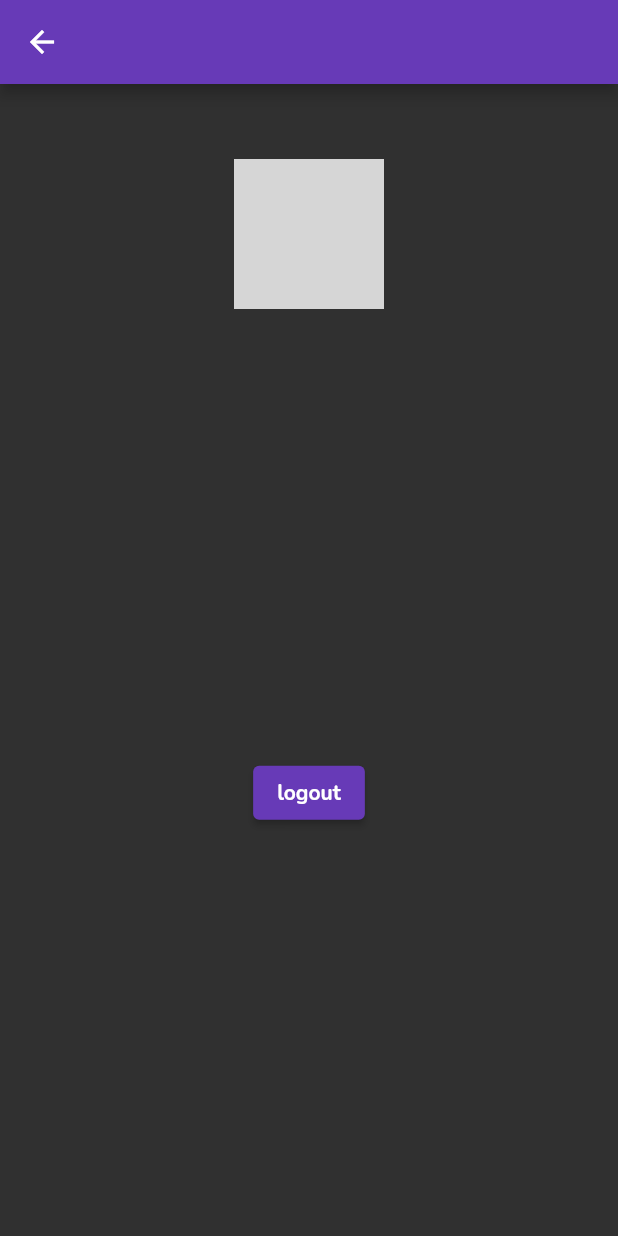
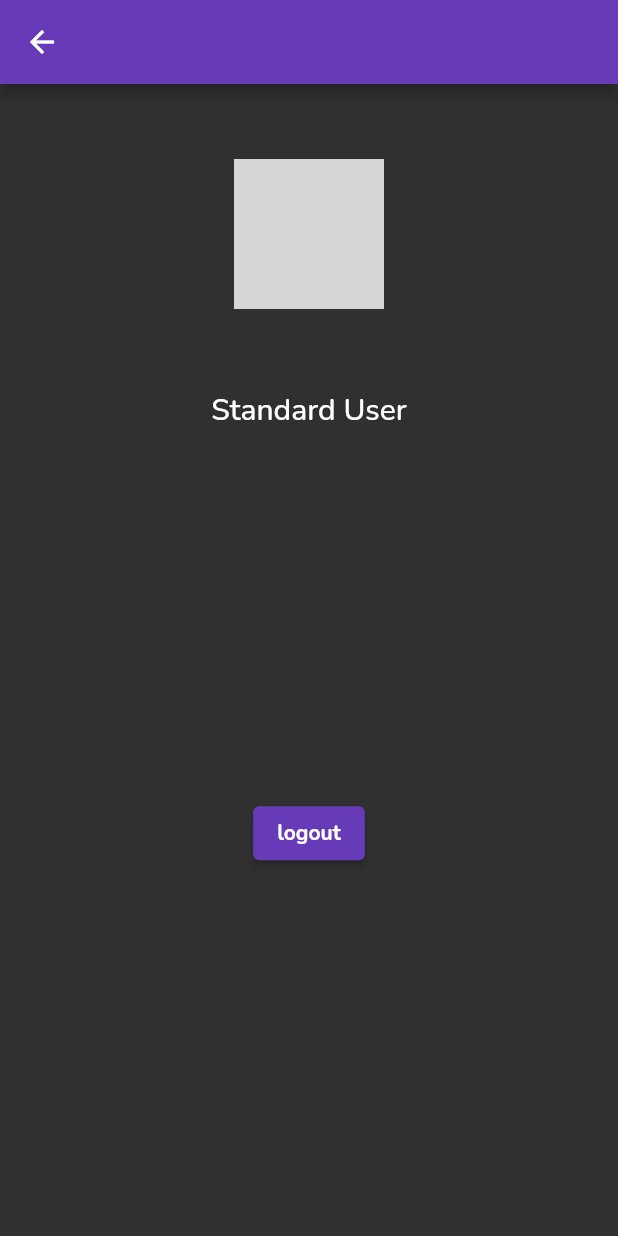
Before and after one commit to jamesearls/final-year-project, a Flutter app: the ProfileScreen screen opened by its route, on a phone screen of 412 x 824 dp. Run offline on Flutter 3.47's test engine with Material 2 defaults, Android fonts, the phone set to English and light mode, and no system bars; our stand-ins replace cloud_firestore, firebase_auth, firebase_core, font_awesome_flutter, google_fonts, google_maps_flutter and 3 more; missing offline and left inert: geofence_service, nfc_manager; accounts and stored records are empty; network calls fail; grey boxes are pictures that could not be loaded.

Commit message:
User stream additions

```diff
--- a/location_tracker/lib/app.dart
+++ b/location_tracker/lib/app.dart
@@ -29,6 +29,9 @@ class App extends StatelessWidget {
         StreamProvider<List<UserInRoom>?>(
             initialData: null,
             create: (_) => FirestoreService().streamUsersInRooms()),
+        StreamProvider<User?>(
+            initialData: User(),
+            create: (_) => FirestoreService().streamUser()),
       ],
       child: MaterialApp(
         routes: appRoutes,
--- a/location_tracker/lib/models/models.dart
+++ b/location_tracker/lib/models/models.dart
@@ -50,11 +50,18 @@ class Room {
 
 @JsonSerializable()
 class User {
+  final String displayName;
   final String email;
   final bool isAdmin;
-  final String name;
+  final String photoUrl;
+  final String uid;
 
-  User({this.email = '', this.isAdmin = false, this.name = ''});
+  User(
+      {this.photoUrl = '',
+      this.uid = '',
+      this.email = '',
+      this.isAdmin = false,
+      this.displayName = ''});
   factory User.fromJson(Map<String, dynamic> json) => _$UserFromJson(json);
   Map<String, dynamic> toJson() => _$UserToJson(this);
 }
--- a/location_tracker/lib/screens/profile_screen/profile_screen.dart
+++ b/location_tracker/lib/screens/profile_screen/profile_screen.dart
@@ -1,6 +1,8 @@
 import 'package:flutter/material.dart';
+import 'package:location_tracker/models/models.dart';
 import 'package:location_tracker/services/auth.dart';
 import 'package:location_tracker/shared/loading.dart';
+import 'package:provider/provider.dart';
 
 class ProfileScreen extends StatelessWidget {
   const ProfileScreen({Key? key}) : super(key: key);
@@ -8,6 +10,7 @@ class ProfileScreen extends StatelessWidget {
   @override
   Widget build(BuildContext context) {
     var user = AuthService().user;
+    User userModel = Provider.of<User>(context);
 
     if (user != null) {
       return Scaffold(
@@ -33,11 +36,10 @@ class ProfileScreen extends StatelessWidget {
               ),
               Text(user.email ?? '',
                   style: Theme.of(context).textTheme.headline6),
-              // const Spacer(),
-              // Text('${report.total}',
-              //     style: Theme.of(context).textTheme.headline2),
-              // Text('Quizzes Completed',
-              //     style: Theme.of(context).textTheme.subtitle2),
+              Text(user.displayName ?? '',
+                  style: Theme.of(context).textTheme.headline6),
+              Text(userModel.isAdmin ? 'Admin User' : 'Standard User',
+                  style: Theme.of(context).textTheme.headline6),
               const Spacer(),
               ElevatedButton(
                 child: const Text('logout'),
```
Also changed, not shown: location_tracker/lib/services/firestore.dart (+25 -2 lines), location_tracker/lib/models/models.g.dart.
